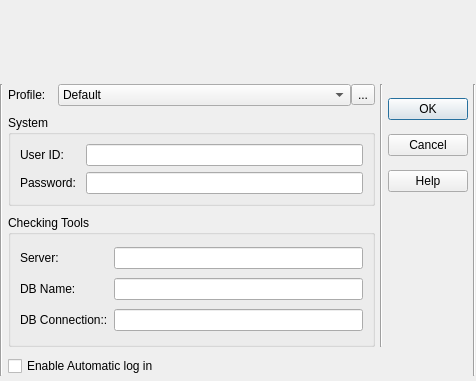
The window that ctoolslogin.ui (dkmpos89/CheckingQATools) describes before a commit, drawn with Qt 5.
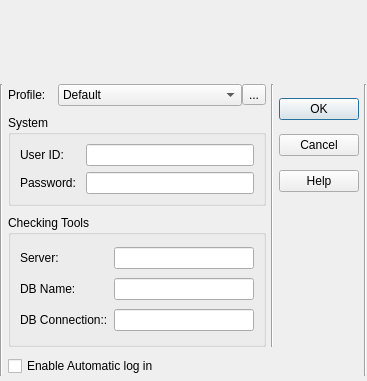
The same window after the commit. Icons and pictures are not drawn.

Patch:
```diff
--- a/ctoolslogin.ui
+++ b/ctoolslogin.ui
@@ -6,14 +6,20 @@
    <rect>
     <x>0</x>
     <y>0</y>
-    <width>476</width>
+    <width>367</width>
     <height>381</height>
    </rect>
   </property>
+  <property name="minimumSize">
+   <size>
+    <width>367</width>
+    <height>381</height>
+   </size>
+  </property>
   <property name="maximumSize">
    <size>
-    <width>476</width>
-    <height>16777215</height>
+    <width>367</width>
+    <height>381</height>
    </size>
   </property>
   <property name="windowTitle">
@@ -62,7 +68,11 @@
        <widget class="QLineEdit" name="lineUser"/>
       </item>
       <item row="1" column="2">
-       <widget class="QLineEdit" name="linePassword"/>
+       <widget class="QLineEdit" name="linePassword">
+        <property name="echoMode">
+         <enum>QLineEdit::Password</enum>
+        </property>
+       </widget>
       </item>
       <item row="1" column="1">
        <widget class="QLabel" name="label_3">
```
